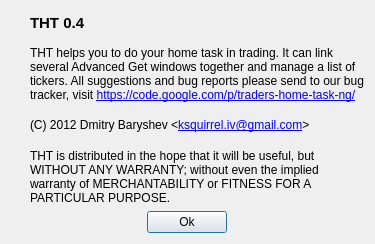
Qt form about.ui (HappySeaFox/tht) before a commit.
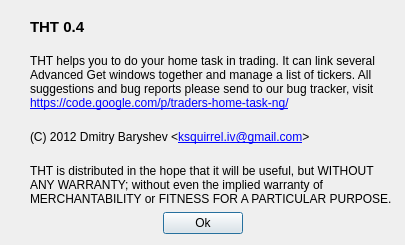
The same form after that commit. Icons and pictures are not drawn.

```diff
--- a/about.ui
+++ b/about.ui
@@ -6,8 +6,8 @@
    <rect>
     <x>0</x>
     <y>0</y>
-    <width>375</width>
-    <height>244</height>
+    <width>405</width>
+    <height>245</height>
    </rect>
   </property>
   <property name="windowTitle">
@@ -56,7 +56,7 @@
          <property name="text">
           <string>THT helps you to do your home task in trading. It can link several Advanced Get windows together and manage a list of tickers.
 
-All suggestions and bug reports please send to our bug tracker, visit &lt;a href=&quot;https://code.google.com/p/traders-home-task-ng&quot;&gt;https://code.google.com/p/traders-home-task-ng/&lt;/a&gt;</string>
+All suggestions and bug reports please send to our bug tracker, visit&lt;br/&gt;&lt;a href=&quot;https://code.google.com/p/traders-home-task-ng&quot;&gt;https://code.google.com/p/traders-home-task-ng/&lt;/a&gt;</string>
          </property>
          <property name="textFormat">
           <enum>Qt::RichText</enum>
```
